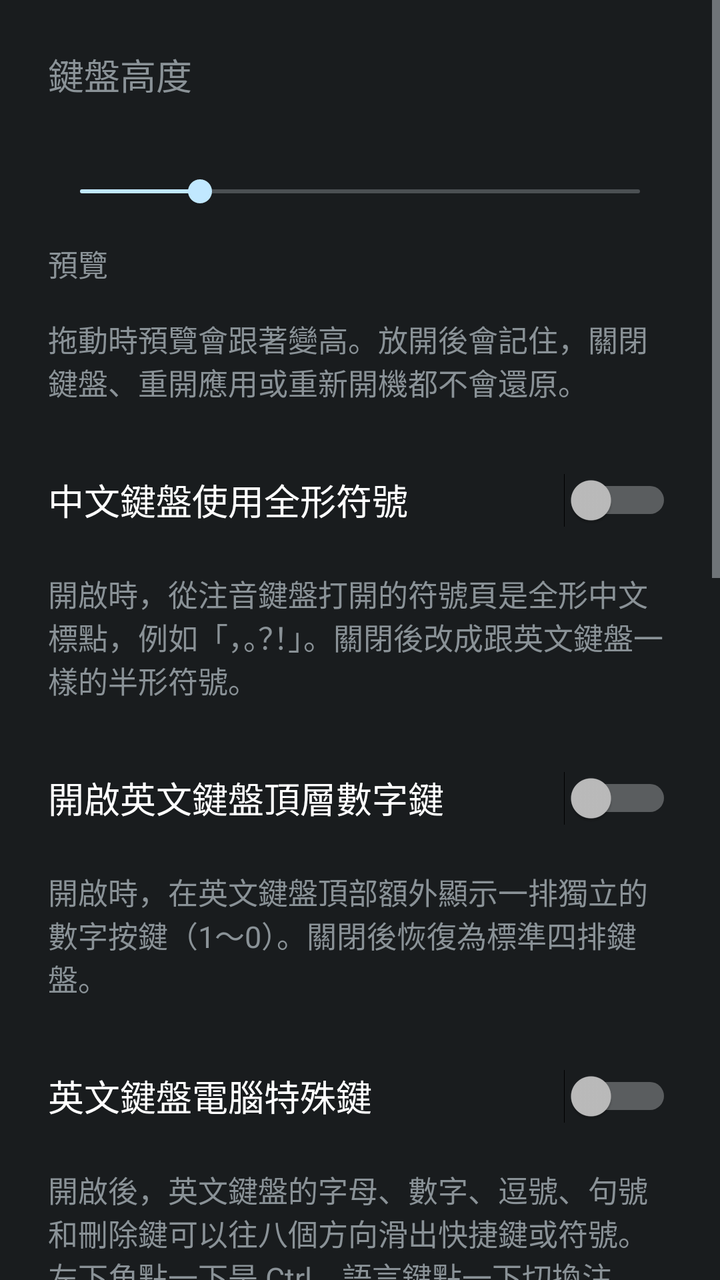
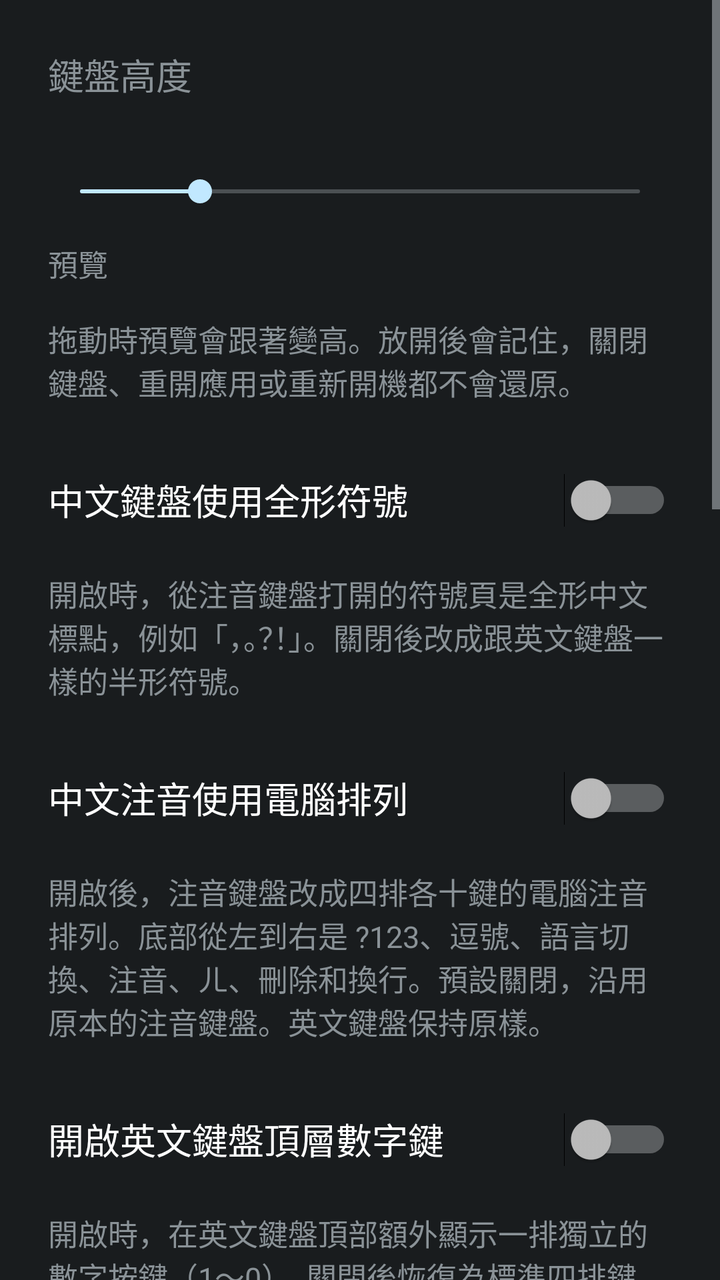

Before-and-after screenshots of an Android layout around one commit, followed by the original layout XML and the change that was made.
<!-- AndroidManifest.xml: application theme Theme.FsKeyboard -->
<!-- res/layout/activity_ime_settings.xml -->
<?xml version="1.0" encoding="utf-8"?>
<ScrollView xmlns:android="http://schemas.android.com/apk/res/android"
    android:id="@+id/settings_root"
    android:layout_width="match_parent"
    android:layout_height="match_parent"
    android:clipToPadding="true">

    <LinearLayout
        android:layout_width="match_parent"
        android:layout_height="wrap_content"
        android:orientation="vertical"
        android:padding="24dp">

        <TextView
            android:layout_width="match_parent"
            android:layout_height="wrap_content"
            android:text="@string/keyboard_height_label"
            android:textSize="18sp" />

        <TextView
            android:id="@+id/keyboard_height_value"
            android:layout_width="match_parent"
            android:layout_height="wrap_content"
            android:paddingTop="8dp"
            android:textSize="15sp" />

        <SeekBar
            android:id="@+id/keyboard_height"
            android:layout_width="match_parent"
            android:layout_height="wrap_content"
            android:layout_marginTop="8dp"
            android:min="36"
            android:max="64"
            android:progress="42"
            android:contentDescription="@string/keyboard_height_label" />

        <TextView
            android:layout_width="match_parent"
            android:layout_height="wrap_content"
            android:paddingTop="16dp"
            android:text="@string/keyboard_height_preview"
            android:textSize="15sp" />

        <LinearLayout
            android:id="@+id/keyboard_height_preview"
            android:layout_width="match_parent"
            android:layout_height="wrap_content"
            android:layout_marginTop="8dp"
            android:orientation="vertical"
            android:contentDescription="@string/keyboard_height_preview" />

        <TextView
            android:layout_width="match_parent"
            android:layout_height="wrap_content"
            android:paddingTop="8dp"
            android:paddingBottom="24dp"
            android:text="@string/keyboard_height_summary"
            android:textSize="15sp" />

        <Switch
            android:id="@+id/full_width_switch"
            android:layout_width="match_parent"
            android:layout_height="wrap_content"
            android:minHeight="48dp"
            android:text="@string/full_width_switch"
            android:textSize="18sp" />

        <TextView
            android:layout_width="match_parent"
            android:layout_height="wrap_content"
            android:paddingTop="12dp"
            android:paddingBottom="24dp"
            android:text="@string/full_width_summary"
            android:textSize="15sp" />

        <Switch
            android:id="@+id/latin_top_number_row_switch"
            android:layout_width="match_parent"
            android:layout_height="wrap_content"
            android:minHeight="48dp"
            android:text="@string/latin_top_number_row_switch"
            android:textSize="18sp" />

        <TextView
            android:id="@+id/latin_top_number_row_summary"
            android:layout_width="match_parent"
            android:layout_height="wrap_content"
            android:paddingTop="12dp"
            android:paddingBottom="24dp"
            android:text="@string/latin_top_number_row_summary"
            android:textSize="15sp" />

        <Switch
            android:id="@+id/latin_computer_keys_switch"
            android:layout_width="match_parent"
            android:layout_height="wrap_content"
            android:minHeight="48dp"
            android:text="@string/latin_computer_keys_switch"
            android:textSize="18sp" />

        <TextView
            android:id="@+id/latin_computer_keys_summary"
            android:layout_width="match_parent"
            android:layout_height="wrap_content"
            android:paddingTop="12dp"
            android:paddingBottom="16dp"
            android:text="@string/latin_computer_keys_summary"
            android:textSize="15sp" />

        <LinearLayout
            android:id="@+id/computer_key_editor"
            android:layout_width="match_parent"
            android:layout_height="wrap_content"
            android:orientation="vertical"
            android:paddingBottom="24dp"
            android:visibility="gone">

            <TextView
                android:id="@+id/computer_key_editor_hint"
                android:layout_width="match_parent"
                android:layout_height="wrap_content"
                android:text="@string/computer_key_editor_hint"
                android:textSize="15sp" />

            <LinearLayout
                android:id="@+id/computer_key_keyboard"
                android:layout_width="match_parent"
                android:layout_height="wrap_content"
                android:layout_marginTop="12dp"
                android:orientation="vertical" />

            <TextView
                android:id="@+id/computer_key_letter"
                android:layout_width="match_parent"
                android:layout_height="wrap_content"
                android:paddingTop="12dp"
                android:text="@string/computer_key_pick_letter"
                android:textSize="16sp" />

            <GridLayout
                android:id="@+id/computer_key_pad"
                android:layout_width="match_parent"
                android:layout_height="wrap_content"
                android:layout_marginTop="8dp"
                android:alignmentMode="alignBounds"
                android:columnCount="3" />

            <Button
                android:id="@+id/computer_key_reset"
                android:layout_width="wrap_content"
                android:layout_height="wrap_content"
                android:layout_marginTop="8dp"
                android:text="@string/computer_key_reset" />
        </LinearLayout>

        <Switch
            android:id="@+id/vibration_switch"
            android:layout_width="match_parent"
            android:layout_height="wrap_content"
            android:minHeight="48dp"
            android:text="@string/vibration_switch"
            android:textSize="18sp" />

        <TextView
            android:id="@+id/vibration_summary"
            android:layout_width="match_parent"
            android:layout_height="wrap_content"
            android:paddingTop="12dp"
            android:paddingBottom="24dp"
            android:text="@string/vibration_summary"
            android:textSize="15sp" />

        <Switch
            android:id="@+id/key_preview_switch"
            android:layout_width="match_parent"
            android:layout_height="wrap_content"
            android:minHeight="48dp"
            android:text="@string/key_preview_switch"
            android:textSize="18sp" />

        <TextView
            android:id="@+id/key_preview_summary"
            android:layout_width="match_parent"
            android:layout_height="wrap_content"
            android:paddingTop="12dp"
            android:paddingBottom="24dp"
            android:text="@string/key_preview_summary"
            android:textSize="15sp" />

        <Switch
            android:id="@+id/rerank_switch"
            android:layout_width="match_parent"
            android:layout_height="wrap_content"
            android:minHeight="48dp"
            android:text="@string/rerank_switch"
            android:textSize="18sp" />

        <TextView
            android:layout_width="match_parent"
            android:layout_height="wrap_content"
            android:paddingTop="12dp"
            android:text="@string/rerank_summary"
            android:textSize="15sp" />

        <TextView
            android:id="@+id/rerank_model"
            android:layout_width="match_parent"
            android:layout_height="wrap_content"
            android:paddingTop="12dp"
            android:textSize="15sp" />

        <TextView
            android:layout_width="match_parent"
            android:layout_height="wrap_content"
            android:paddingTop="24dp"
            android:text="@string/key_latency_label"
            android:textSize="18sp" />

        <TextView
            android:id="@+id/key_latency_value"
            android:layout_width="match_parent"
            android:layout_height="wrap_content"
            android:paddingTop="8dp"
            android:textSize="15sp" />

        <TextView
            android:layout_width="match_parent"
            android:layout_height="wrap_content"
            android:paddingTop="8dp"
            android:text="@string/key_latency_summary"
            android:textSize="15sp" />

        <Button
            android:id="@+id/key_latency_reset"
            android:layout_width="wrap_content"
            android:layout_height="wrap_content"
            android:layout_marginTop="8dp"
            android:text="@string/key_latency_reset" />
    </LinearLayout>
</ScrollView>
<!-- resources referenced by this layout -->
<resources>
  <string name="computer_key_editor_hint">點一個按鍵，再點一個方向，指定快捷鍵或符號。已經用在別的按鍵上的不能再選，要先清除原本的位置。同一個按鍵的不同方向可以重複。</string>
  <string name="computer_key_pick_letter">先點選一個按鍵</string>
  <string name="computer_key_reset">還原預設</string>
  <string name="full_width_summary">開啟時，從注音鍵盤打開的符號頁是全形中文標點，例如「，。？！」。關閉後改成跟英文鍵盤一樣的半形符號。</string>
  <string name="full_width_switch">中文鍵盤使用全形符號</string>
  <string name="key_latency_label">按鍵延遲</string>
  <string name="key_latency_reset">清除</string>
  <string name="key_latency_summary">從手指放開到鍵盤畫出結果的時間。只留最近 200 次，鍵盤程式重開後會歸零。</string>
  <string name="key_preview_summary">開啟時，按下注音、字母或符號，會在按鍵上方短暫浮出放大的字。空白鍵、刪除和功能鍵不會出現。</string>
  <string name="key_preview_switch">按鍵懸浮提示</string>
  <string name="keyboard_height_label">鍵盤高度</string>
  <string name="keyboard_height_preview">預覽</string>
  <string name="keyboard_height_summary">拖動時預覽會跟著變高。放開後會記住，關閉鍵盤、重開應用或重新開機都不會還原。</string>
  <string name="latin_computer_keys_summary">開啟後，英文鍵盤的字母、數字、逗號、句號和刪除鍵可以往八個方向滑出快捷鍵或符號。左下角點一下是 Ctrl，語言鍵點一下切換注音，語言鍵往左上滑是 Alt，語言鍵往右下滑是 Fn，逗號往右下滑是 ⌘。這些點一下或滑一下只加在下一個按鍵上，再做一次就取消。按住約 0.4 秒後放開則保持按下，再點一次原來的按鍵才取消。滑向沒有設定的方向不會打出字。</string>
  <string name="latin_computer_keys_switch">英文鍵盤電腦特殊鍵</string>
  <string name="latin_top_number_row_summary">開啟時，在英文鍵盤頂部額外顯示一排獨立的數字按鍵（1～0）。關閉後恢復為標準四排鍵盤。</string>
  <string name="latin_top_number_row_switch">開啟英文鍵盤頂層數字鍵</string>
  <string name="rerank_summary">用游標前最近 20 字，對最多 9 個候選重新排序。超過 50ms 或模型出錯就改回原本順序。</string>
  <string name="rerank_switch">神經重排</string>
  <string name="vibration_summary">開啟時，按下按鍵或滑動游標時會產生觸覺震動回饋。關閉後不震動。</string>
  <string name="vibration_switch">按鍵振動回饋</string>
  <style name="Theme.FsKeyboard" parent="android:Theme.DeviceDefault" />
</resources>

<!-- the commit's change to res/layout/activity_ime_settings.xml (unified diff, before → after) -->
@@ -74,6 +74,23 @@
             android:textSize="15sp" />
 
         <Switch
+            android:id="@+id/zhuyin_computer_layout_switch"
+            android:layout_width="match_parent"
+            android:layout_height="wrap_content"
+            android:minHeight="48dp"
+            android:text="@string/zhuyin_computer_layout_switch"
+            android:textSize="18sp" />
+
+        <TextView
+            android:id="@+id/zhuyin_computer_layout_summary"
+            android:layout_width="match_parent"
+            android:layout_height="wrap_content"
+            android:paddingTop="12dp"
+            android:paddingBottom="24dp"
+            android:text="@string/zhuyin_computer_layout_summary"
+            android:textSize="15sp" />
+
+        <Switch
             android:id="@+id/latin_top_number_row_switch"
             android:layout_width="match_parent"
             android:layout_height="wrap_content"
<!-- resource entries referenced after the edit -->
@@ -13,7 +13,7 @@
   <string name="keyboard_height_label">鍵盤高度</string>
   <string name="keyboard_height_preview">預覽</string>
   <string name="keyboard_height_summary">拖動時預覽會跟著變高。放開後會記住，關閉鍵盤、重開應用或重新開機都不會還原。</string>
-  <string name="latin_computer_keys_summary">開啟後，英文鍵盤的字母、數字、逗號、句號和刪除鍵可以往八個方向滑出快捷鍵或符號。左下角點一下是 Ctrl，語言鍵點一下切換注音，語言鍵往左上滑是 Alt，語言鍵往右下滑是 Fn，逗號往右下滑是 ⌘。這些點一下或滑一下只加在下一個按鍵上，再做一次就取消。按住約 0.4 秒後放開則保持按下，再點一次原來的按鍵才取消。滑向沒有設定的方向不會打出字。</string>
+  <string name="latin_computer_keys_summary">開啟後，英文鍵盤的字母、數字、逗號、句號和刪除鍵可以往八個方向滑出快捷鍵或符號。左下角點一下是 Ctrl，語言鍵點一下切換注音，語言鍵往左上滑是 Alt，語言鍵往右下滑是 Fn，逗號往右下滑是 ⌘。這些點一下或滑一下只加在下一個按鍵上，再做一次就取消。按住 Ctrl、Alt、Fn、⌘、Home 或 End 時會像方向鍵一樣持續送出。修飾鍵按住約 0.4 秒後放開則保持按下，再點一次原來的按鍵才取消。滑向沒有設定的方向不會打出字。</string>
   <string name="latin_computer_keys_switch">英文鍵盤電腦特殊鍵</string>
   <string name="latin_top_number_row_summary">開啟時，在英文鍵盤頂部額外顯示一排獨立的數字按鍵（1～0）。關閉後恢復為標準四排鍵盤。</string>
   <string name="latin_top_number_row_switch">開啟英文鍵盤頂層數字鍵</string>
@@ -21,6 +21,8 @@
   <string name="rerank_switch">神經重排</string>
   <string name="vibration_summary">開啟時，按下按鍵或滑動游標時會產生觸覺震動回饋。關閉後不震動。</string>
   <string name="vibration_switch">按鍵振動回饋</string>
+  <string name="zhuyin_computer_layout_summary">開啟後，注音鍵盤改成四排各十鍵的電腦注音排列。底部從左到右是 ?123、逗號、語言切換、注音、ㄦ、刪除和換行。預設關閉，沿用原本的注音鍵盤。英文鍵盤保持原樣。</string>
+  <string name="zhuyin_computer_layout_switch">中文注音使用電腦排列</string>
   <style name="Theme.FsKeyboard" parent="android:Theme.DeviceDefault" />
 </resources>
 
